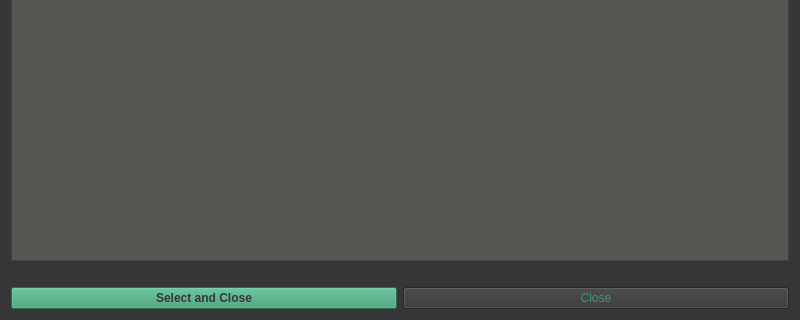
Above: irods-basicGUI/ui-files/searchDialog.ui from iBridges-for-iRODS/iBridges before the change; both pictures show x 0 to 800 and y 480 to 800 of the 800 by 800 pixel window. Below: the same form after it.
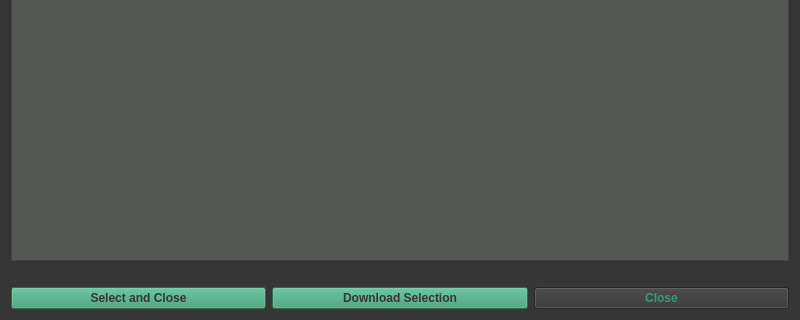
That is the form after the change.

Commit message: - Adding download to search widget -cleaning up some output in irodsConnector.py

Diff of the .ui file:
```diff
--- a/irods-basicGUI/ui-files/searchDialog.ui
+++ b/irods-basicGUI/ui-files/searchDialog.ui
@@ -306,8 +306,31 @@
          </property>
         </widget>
        </item>
+       <item>
+        <widget class="QPushButton" name="downloadButton">
+         <property name="font">
+          <font>
+           <weight>75</weight>
+           <bold>true</bold>
+          </font>
+         </property>
+         <property name="styleSheet">
+          <string notr="true">color: rgb(54, 54, 54);
+background-color: rgb(58, 152, 112);</string>
+         </property>
+         <property name="text">
+          <string>Download Selection</string>
+         </property>
+        </widget>
+       </item>
        <item>
         <widget class="QPushButton" name="searchExitButton">
+         <property name="font">
+          <font>
+           <weight>75</weight>
+           <bold>true</bold>
+          </font>
+         </property>
          <property name="text">
           <string>Close</string>
          </property>
```
The commit also changes 3 other files.
